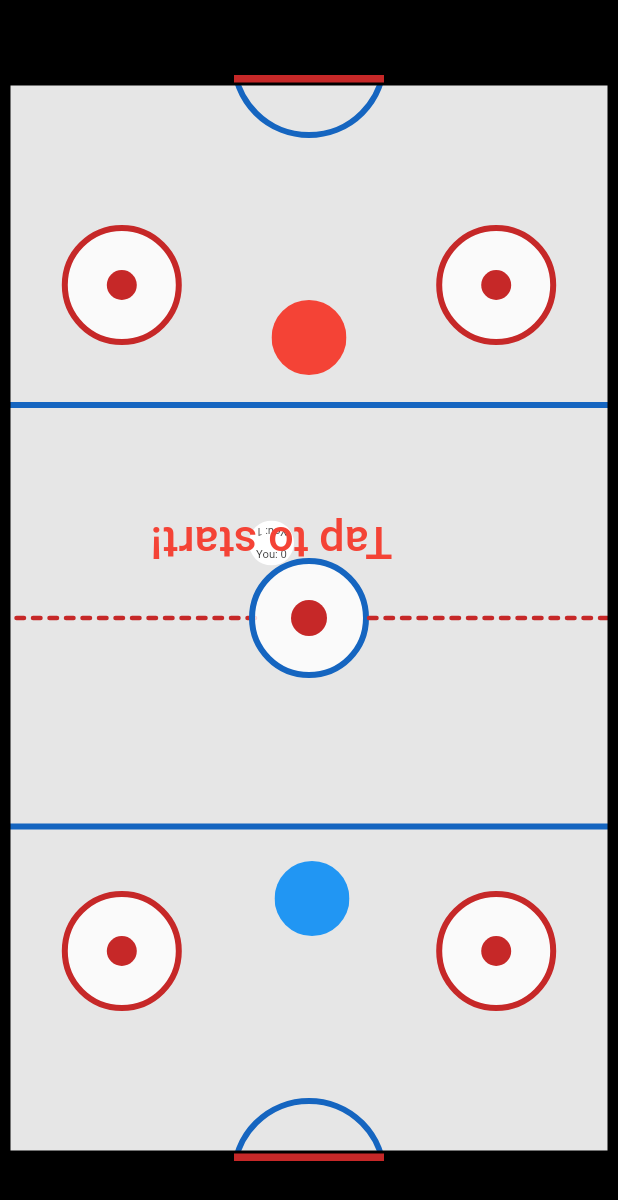
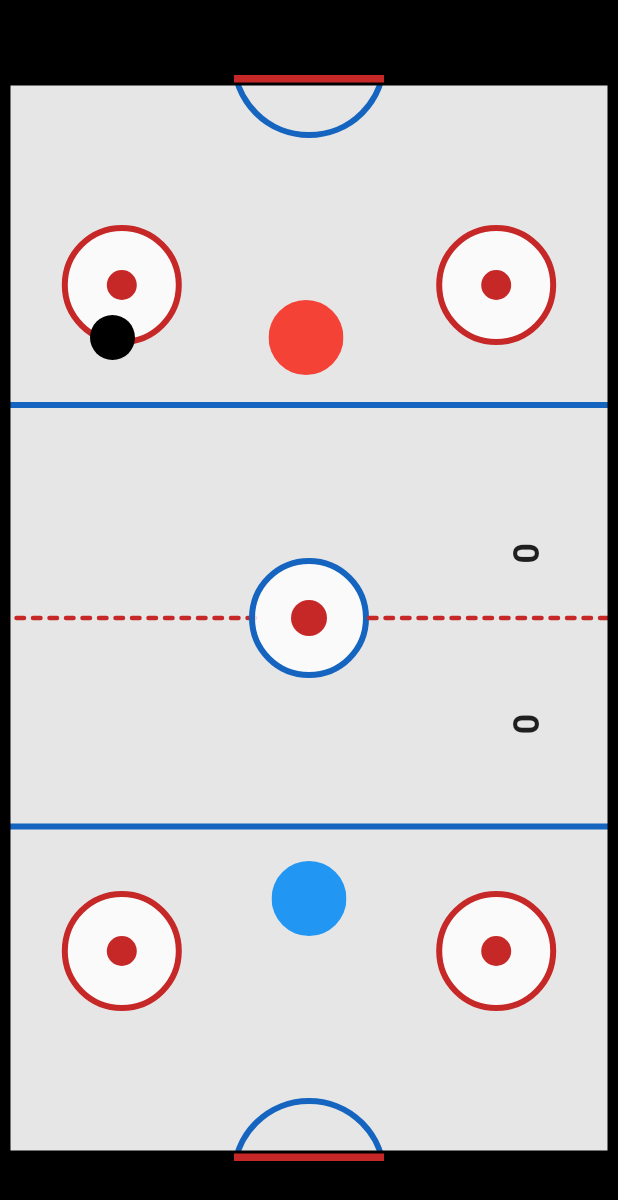
Before and after one commit to hngx-org/team-hurricane-hockey, a Flutter app: the screen it shows after launch, after a tap on "Tap to start!", on a phone screen of 412 x 824 dp. Shown: the top 1200 px of the screen. Run offline on Flutter 3.47's test engine with Material 2 defaults, Android fonts, the phone set to English and light mode, and no system bars.

Commit message:
feature: switching player 1 and two correct sides

```diff
--- a/lib/screens/home_page.dart
+++ b/lib/screens/home_page.dart
@@ -18,9 +18,18 @@ class MyHomePage extends StatefulWidget {
 
 class _MyHomePageState extends State<MyHomePage> {
   // player 1 & 2 and ball variables
-  Player player1 = Player(color: Colors.red, name: "red");
-  Player player2 = Player(name: "blue", color: Colors.blue);
-  Puck ball = Puck(name: "ball", color: Colors.white);
+  Player player1 = Player(
+    color: Colors.red,
+    name: "red",
+  );
+  Player player2 = Player(
+    name: "blue",
+    color: Colors.blue,
+  );
+  Puck ball = Puck(
+    name: "ball",
+    color: Colors.black,
+  );
 
   // ball attributes
   late double xSpeed;
@@ -68,8 +77,8 @@ class _MyHomePageState extends State<MyHomePage> {
       turn = player2.name;
       gameIsFinished = true;
     }
-    ball.left = (tableWidth / 2) - ballRadius;
-    ball.top = (tableHeight / 2) - ballRadius;
+    ball.left = (MediaQuery.of(context).size.width / 2) - ballRadius;
+    ball.top = (MediaQuery.of(context).size.height / 2) - ballRadius - 50;
   }
 
   final goalWidth = 100.0;
@@ -88,9 +97,9 @@ class _MyHomePageState extends State<MyHomePage> {
     ball.centerY = ball.top + ballRadius;
 
     // Calculate the left and right bounds of the goalpost.
-    double goalLeft1 = (tableWidth - goalWidth) / 2;
+    double goalLeft1 = (MediaQuery.of(context).size.width - goalWidth) / 2;
     double goalRight1 = goalLeft1 + goalWidth;
-    double goalLeft2 = tableWidth / 2 - goalWidth / 2;
+    double goalLeft2 = MediaQuery.of(context).size.width / 2 - goalWidth / 2;
     double goalRight2 = goalLeft2 + goalWidth;
 
     // Check if the ball is inside the goalpost area.
@@ -99,8 +108,14 @@ class _MyHomePageState extends State<MyHomePage> {
     } else if (ball.top <= 0 || ball.bottom >= tableHeight) {
       ySpeed = -ySpeed;
     } else {
-      distanceBall2P1 = pythagoras(ball.centerX - player1.centerX, ball.centerY - player1.centerY);
-      distanceBall2P2 = pythagoras(ball.centerX - player2.centerX, ball.centerY - player2.centerY);
+      distanceBall2P1 = pythagoras(
+        ball.centerX - player1.centerX,
+        ball.centerY - player1.centerY,
+      );
+      distanceBall2P2 = pythagoras(
+        ball.centerX - player2.centerX,
+        ball.centerY - player2.centerY,
+      );
 
       // Player1 (top player) calculations
       if (distanceBall2P1 <= playerRadius + ballRadius) {
@@ -132,24 +147,22 @@ class _MyHomePageState extends State<MyHomePage> {
   void defendGoal() {
     // Calculate the desired defensive position for player2.
     double desiredX = ball.centerX;
-
     // Adjust desiredX to stay within the game table boundaries.
-    desiredX = desiredX < player2.size / 2
-        ? player2.size / 2
-        : desiredX > tableWidth - player2.size / 2
-            ? tableWidth - player2.size / 2
+    desiredX = desiredX < player1.size / 2
+        ? player1.size / 2
+        : desiredX > tableWidth - player1.size / 2
+            ? tableWidth - player1.size / 2
             : desiredX;
-
     // Move player2 towards the desiredX position.
-    if (player2.centerX < desiredX) {
-      player2.left += 1.0; // Adjust the speed of player2's movement.
-    } else if (player2.centerX > desiredX) {
-      player2.left -= 1.0; // Adjust the speed of player2's movement.
+    if (player1.centerX < desiredX) {
+      player1.left += 1.0; // Adjust the speed of player2's movement.
+    } else if (player1.centerX > desiredX) {
+      player1.left -= 1.0; // Adjust the speed of player2's movement.
     }
 
     // Ensure player2 stays within the horizontal boundaries.
-    player2.left = player2.left < 0 ? 0 : player2.left;
-    player2.left = player2.left > (tableWidth - player2.size) ? (tableWidth - player2.size) : player2.left;
+    player1.left = player1.left < 0 ? 0 : player1.left;
+    player1.left = player1.left > (tableWidth - player1.size) ? (tableWidth - player1.size) : player1.left;
 
     setState(() {}); // Update the UI to reflect player2's new position.
   }
@@ -166,15 +179,15 @@ class _MyHomePageState extends State<MyHomePage> {
       player1.score = 0;
       player2.score = 0;
       tableWidth = sWidth - playerSize;
-      tableHeight = sHeight - 4 * playerSize;
+      tableHeight = sHeight - 100;
       player1.left = sWidth / 2 - playerRadius;
       player1.top = playerSize * 3;
       player2.left = sWidth / 2 - playerRadius;
       player2.top = sHeight - (playerSize * 6);
       textStartLeft = tableWidth / 2 - textStartWidth / 2;
       textStartTop = tableHeight / 2 - textStartHeight / 2;
-      ball.left = tableWidth / 2 - ballRadius;
-      ball.top = tableHeight / 2 - ballRadius;
+      ball.left = sWidth / 2 - ballRadius;
+      ball.top = (sHeight / 2) - ballRadius - 50;
       turn = Random().nextBool() ? player1.name : player2.name;
       gameIsStarted = true;
     } else {
@@ -225,7 +238,6 @@ class _MyHomePageState extends State<MyHomePage> {
                     ),
                   ),
                 ),
-
                 // Goalpost 1
                 Positioned(
                   left: (sWidth - goalWidth) / 2, // Centered
@@ -236,7 +248,6 @@ class _MyHomePageState extends State<MyHomePage> {
                     color: Colors.red.shade800,
                   ),
                 ),
-
                 // Goalpost 2
                 Positioned(
                   left: (sWidth - goalWidth) / 2, // Centered
@@ -247,44 +258,75 @@ class _MyHomePageState extends State<MyHomePage> {
                     color: Colors.red.shade800, // Transparent background
                   ),
                 ),
+                // player1 (top player)
+                !gameIsFinished
+                    ? Positioned(
+                        left: player2.left,
+                        top: player2.top,
+                        child: GestureDetector(
+                          onPanUpdate: (details) {
+                            player2.left += details.delta.dx;
+                            player2.left = player2.left > 0 ? player2.left : 0;
+                            player2.left = player2.left < (tableWidth - playerSize) ? player2.left : (tableWidth - playerSize);
+                            player2.shotX = details.delta.dx;
+                            player2.top += details.delta.dy;
+                            player2.top = player2.top > 0 ? player2.top : 0;
+                            player2.top = player2.top > (sHeight / 2 - (kToolbarHeight - 20)) ? player2.top : (sHeight / 2 - (kToolbarHeight - 20));
+                            player2.shotY = details.delta.dy;
+                            setState(() {});
+                          },
+                          onPanEnd: (details) {
+                            player2.shotX = 0;
+                            player2.shotY = 0;
+                            setState(() {});
+                          },
+                          child: PlayerChip(
+                            player: player2,
+                          ),
+                        ),
+                      )
+                    : const SizedBox.shrink(),
 
-                // player1 (top player)
+                // player2 (bottom player)
                 !gameIsFinished
                     ? Positioned(
                         left: player1.left,
                         top: player1.top,
-                        child: GestureDetector(
-                          onPanUpdate: (details) {
-                            player1.left += details.delta.dx;
-                            player1.left = player1.left > 0 ? player1.left : 0;
-                            player1.left = player1.left < (tableWidth - playerSize) ? player1.left : (tableWidth - playerSize);
-                            player1.shotX = details.delta.dx;
-                            player1.top += details.delta.dy;
-                            player1.top = player1.top > 0 ? player1.top : 0;
-                            player1.top = player1.top < (sHeight / 2 - (kToolbarHeight - 20)) ? player1.top : playerSize * 2;
-                            player1.shotY = details.delta.dy;
-                            setState(() {});
-                          },
-                          onPanEnd: (details) {
-                            player1.shotX = 0;
-                            player1.shotY = 0;
-                            setState(() {});
-                          },
-                          child: PlayerChip(player: player1),
+                        child: PlayerChip(
+                          player: player1,
+                        ), // Player2 is now controlled by AI.
+                      )
+                    : const SizedBox.shrink(),
+                // ball and score text
+                Positioned(
+                  right: 48,
+                  top: (MediaQuery.of(context).size.height / 2) - 100,
+                  child: Column(
+                    children: [
+                      RotatedBox(
+                        quarterTurns: 1,
+                        child: Text(
+                          player1.score.toString(),
+                          style: const TextStyle(
+                            fontSize: 24,
+                            fontWeight: FontWeight.w700,
+                          ),
                         ),
-                      )
-                    : const SizedBox(),
-
-                // player2 (bottom player)
-                !gameIsFinished
-                    ? Positioned(
-                        left: player2.left,
-                        top: player2.top,
-                        child: PlayerChip(player: player2), // Player2 is now controlled by AI.
-                      )
-                    : const SizedBox(),
-
-                // ball and the inside text
+                      ),
+                      const SizedBox(height: 100),
+                      RotatedBox(
+                        quarterTurns: 1,
+                        child: Text(
+                          player2.score.toString(),
+                          style: const TextStyle(
+                            fontSize: 24,
+                            fontWeight: FontWeight.w700,
+                          ),
+                        ),
+                      ),
+                    ],
+                  ),
+                ),
                 !gameIsFinished
                     ? Positioned(
                         left: ball.left,
@@ -295,35 +337,11 @@ class _MyHomePageState extends State<MyHomePage> {
                             width: ballSize,
                             height: ballSize,
                             color: ball.color,
-                            child: Visibility(
-                              visible: showStartText,
-                              child: Column(
-                                mainAxisAlignment: MainAxisAlignment.spaceAround,
-                                children: [
-                                  RotatedBox(
-                                    quarterTurns: 2,
-                                    child: Text(
-                                      "You: ${player1.score}",
-                                      style: const TextStyle(
-                                        fontSize: ballSize / 4,
-                                      ),
-                                    ),
-                                  ),
-                                  Text(
-                                    "You: ${player2.score}",
-                                    style: const TextStyle(
-                                      fontSize: ballSize / 4,
-                                    ),
-                                  ),
-                                ],
-                              ),
-                            ),
                           ),
                         ),
                       )
-                    : const SizedBox(),
+                    : const SizedBox.shrink(),
 
-                // text and tapping to start
                 Positioned(
                   width: textStartWidth,
                   height: textStartHeight,
```
